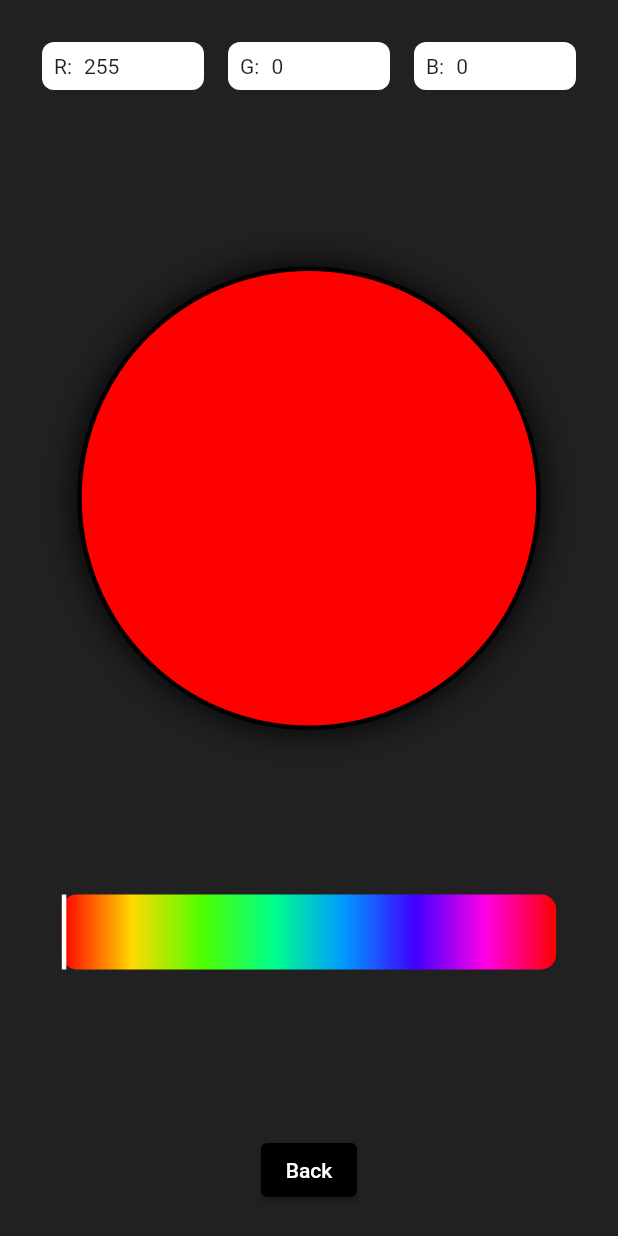
After one commit to rchua-matc/blizzard_demo, a Flutter app: the screen it shows after launch, after a tap on "Color Picker", on a phone screen of 412 x 824 dp. The commit adds this screen. Run offline on Flutter 3.47's test engine with Material 2 defaults, Android fonts, the phone set to English and light mode, and no system bars.

Commit message:
feat: add color picker screen and functionality

```diff
--- /dev/null
+++ b/lib/screens/color_screen.dart
@@ -0,0 +1,98 @@
+// ignore_for_file: prefer_const_constructors
+
+import 'package:blizzard_demo/widgets/hue_picker.dart';
+import 'package:flutter/material.dart';
+import 'package:blizzard_demo/widgets/color_value_field.dart';
+
+class ColorScreen extends StatefulWidget {
+  const ColorScreen({Key? key}) : super(key: key);
+
+  @override
+  _ColorScreenState createState() => _ColorScreenState();
+}
+
+class _ColorScreenState extends State<ColorScreen> {
+  HSVColor _hsvColor = HSVColor.fromAHSV(1.0, 0.0, 1.0, 1.0);
+  @override
+  Widget build(BuildContext context) {
+    return Scaffold(
+      backgroundColor: Colors.grey.shade900,
+      body: SafeArea(
+        child: Padding(
+          padding: const EdgeInsets.all(20.0),
+          child: Column(
+            mainAxisAlignment: MainAxisAlignment.spaceBetween,
+            crossAxisAlignment: CrossAxisAlignment.center,
+            children: [
+              Row(
+                children: [
+                  ColorValueField(
+                    color: "R",
+                    value: _hsvColor.toColor().red,
+                  ),
+                  ColorValueField(
+                    color: "G",
+                    value: _hsvColor.toColor().green,
+                  ),
+                  ColorValueField(
+                    color: "B",
+                    value: _hsvColor.toColor().blue,
+                  ),
+                ],
+              ),
+              LayoutBuilder(
+                builder: (BuildContext context, BoxConstraints constraints) {
+                  return Container(
+                    width: MediaQuery.of(context).size.width * 0.75,
+                    height: MediaQuery.of(context).size.width * 0.75,
+                    decoration: BoxDecoration(
+                      color: _hsvColor.toColor(),
+                      shape: BoxShape.circle,
+                      border: Border.all(
+                        color: Colors.black,
+                        width: 3,
+                      ),
+                      boxShadow: const [
+                        BoxShadow(
+                          color: Colors.black,
+                          blurRadius: 20.0,
+                        ),
+                      ],
+                    ),
+                  );
+                },
+              ),
+              Container(
+                width: MediaQuery.of(context).size.width * 0.8,
+                height: 50.0,
+                decoration: BoxDecoration(
+                  color: Colors.transparent,
+                  borderRadius: BorderRadius.all(Radius.circular(10.0)),
+                ),
+                child: HuePicker(
+                    selectedHue: _hsvColor.hue,
+                    onHueSelected: (double newHue) {
+                      setState(() {
+                        _hsvColor = _hsvColor.withHue(newHue);
+                      });
+                    }),
+              ),
+              ElevatedButton(
+                onPressed: () {
+                  Navigator.pop(context);
+                },
+                child: const Text(
+                  'Back',
+                ),
+                style: ButtonStyle(
+                  backgroundColor:
+                      MaterialStateProperty.all<Color>(Colors.black),
+                ),
+              ),
+            ],
+          ),
+        ),
+      ),
+    );
+  }
+}
--- a/lib/screens/contact_screen.dart
+++ b/lib/screens/contact_screen.dart
@@ -3,6 +3,7 @@
 import 'package:flutter/material.dart';
 import 'package:blizzard_demo/widgets/contact_card.dart';
 import 'package:blizzard_demo/screens/password_screen.dart';
+import 'package:blizzard_demo/screens/color_screen.dart';
 
 class ContactScreen extends StatefulWidget {
   @override
@@ -16,7 +17,7 @@ class _ContactScreenState extends State<ContactScreen> {
       backgroundColor: Colors.blueAccent,
       body: SafeArea(
         child: Column(
-          mainAxisAlignment: MainAxisAlignment.center,
+          mainAxisAlignment: MainAxisAlignment.spaceAround,
           children: <Widget>[
             CircleAvatar(
               backgroundImage: AssetImage('images/chua.jpg'),
@@ -42,6 +43,17 @@ class _ContactScreenState extends State<ContactScreen> {
             ),
             ElevatedButton(
               onPressed: () {
+                Navigator.push(
+                  context,
+                  MaterialPageRoute(
+                    builder: (context) => ColorScreen(),
+                  ),
+                );
+              },
+              child: const Text('Color Picker'),
+            ),
+            ElevatedButton(
+              onPressed: () {
                 showDialog(
                   context: context,
                   builder: (BuildContext context) {
--- a/lib/screens/secret_screen.dart
+++ b/lib/screens/secret_screen.dart
@@ -6,13 +6,17 @@ class SecretScreen extends StatelessWidget {
     return Scaffold(
       backgroundColor: Colors.redAccent,
       body: SafeArea(
-        child: ElevatedButton(
-          onPressed: () {
-            Navigator.pop(context);
-          },
-          child: Text(
-            'Back',
-          ),
+        child: Column(
+          children: [
+            ElevatedButton(
+              onPressed: () {
+                Navigator.pop(context);
+              },
+              child: const Text(
+                'Back',
+              ),
+            ),
+          ],
         ),
       ),
     );
--- /dev/null
+++ b/lib/widgets/color_value_field.dart
@@ -0,0 +1,38 @@
+// ignore_for_file: prefer_const_constructors
+
+import 'package:flutter/material.dart';
+
+class ColorValueField extends StatelessWidget {
+  ColorValueField({required this.color, required this.value});
+
+  final String color;
+  final int value;
+
+  @override
+  Widget build(BuildContext context) {
+    return Expanded(
+      child: Padding(
+        padding: const EdgeInsets.all(8.0),
+        child: Container(
+          decoration: BoxDecoration(
+            color: Colors.white,
+            borderRadius: BorderRadius.all(Radius.circular(8.0)),
+          ),
+          child: Row(
+            children: [
+              Padding(
+                padding: const EdgeInsets.all(8.0),
+                child: Text('$color:'),
+              ),
+              Expanded(
+                child: Text(
+                  value.toString(),
+                ),
+              ),
+            ],
+          ),
+        ),
+      ),
+    );
+  }
+}
--- /dev/null
+++ b/lib/widgets/hue_painter.dart
@@ -0,0 +1,35 @@
+// ignore_for_file: prefer_const_constructors
+
+import 'package:flutter/material.dart';
+
+class HuePainter extends CustomPainter {
+  @override
+  void paint(Canvas canvas, Size size) {
+    final hueGradient = LinearGradient(
+      begin: Alignment.centerLeft,
+      end: Alignment.centerRight,
+      colors: [
+        HSVColor.fromAHSV(1.0, 0.0, 1.0, 1.0).toColor(),
+        HSVColor.fromAHSV(1.0, 51.0, 1.0, 1.0).toColor(),
+        HSVColor.fromAHSV(1.0, 102.0, 1.0, 1.0).toColor(),
+        HSVColor.fromAHSV(1.0, 153.0, 1.0, 1.0).toColor(),
+        HSVColor.fromAHSV(1.0, 204.0, 1.0, 1.0).toColor(),
+        HSVColor.fromAHSV(1.0, 255.0, 1.0, 1.0).toColor(),
+        HSVColor.fromAHSV(1.0, 306.0, 1.0, 1.0).toColor(),
+        HSVColor.fromAHSV(1.0, 360.0, 1.0, 1.0).toColor(),
+      ],
+    ).createShader(Offset.zero & size);
+
+    final paint = Paint()..shader = hueGradient;
+
+    canvas.drawRRect(
+      RRect.fromRectAndRadius(Offset.zero & size, Radius.circular(10.0)),
+      paint,
+    );
+  }
+
+  @override
+  bool shouldRepaint(covariant CustomPainter oldDelegate) {
+    return false;
+  }
+}
--- /dev/null
+++ b/lib/widgets/hue_picker.dart
@@ -0,0 +1,86 @@
+// ignore_for_file: prefer_const_constructors
+
+import 'package:flutter/material.dart';
+import 'package:blizzard_demo/widgets/hue_painter.dart';
+
+class HuePicker extends StatefulWidget {
+  const HuePicker(
+      {Key? key, required this.selectedHue, required this.onHueSelected})
+      : super(key: key);
+
+  final double selectedHue;
+  final Function onHueSelected;
+
+  @override
+  _HuePickerState createState() => _HuePickerState();
+}
+
+class _HuePickerState extends State<HuePicker> {
+  void _onDragStart(DragStartDetails details) {
+    if (widget.onHueSelected != null) {
+      final sliderPercent = _calculateSliderPercent(details.localPosition);
+      widget.onHueSelected(
+        _hueFromSliderPercent(sliderPercent),
+      );
+    }
+  }
+
+  void _onDragUpdate(DragUpdateDetails details) {
+    if (widget.onHueSelected != null) {
+      final sliderPercent = _calculateSliderPercent(details.localPosition);
+      widget.onHueSelected(
+        _hueFromSliderPercent(sliderPercent),
+      );
+    }
+  }
+
+  double _calculateSliderPercent(Offset localPosition) {
+    final RenderBox box = context.findRenderObject() as RenderBox;
+    return (1.0 - (localPosition.dx / box.size.width)).clamp(0.0, 1.0);
+  }
+
+  double _hueFromSliderPercent(double sliderPercent) {
+    return (1.0 - sliderPercent) * 360;
+  }
+
+  @override
+  Widget build(BuildContext context) {
+    return LayoutBuilder(
+      builder: (context, constraints) {
+        return GestureDetector(
+          onPanStart: _onDragStart,
+          onPanUpdate: _onDragUpdate,
+          child: Stack(
+            children: [
+              CustomPaint(
+                painter: HuePainter(),
+                child: Container(
+                  width: MediaQuery.of(context).size.width * 0.8,
+                  height: 50.0,
+                  decoration: BoxDecoration(
+                    color: Colors.transparent,
+                    borderRadius: BorderRadius.all(Radius.circular(10.0)),
+                  ),
+                ),
+              ),
+              _buildSelector(constraints.maxWidth),
+            ],
+          ),
+        );
+      },
+    );
+  }
+
+  Widget _buildSelector(double width) {
+    final huePercent = widget.selectedHue / 360;
+
+    return Align(
+      alignment: Alignment((huePercent * 2) - 1.0, 0.0),
+      child: Container(
+        height: 50.0,
+        width: 3.0,
+        color: Colors.white,
+      ),
+    );
+  }
+}
```
